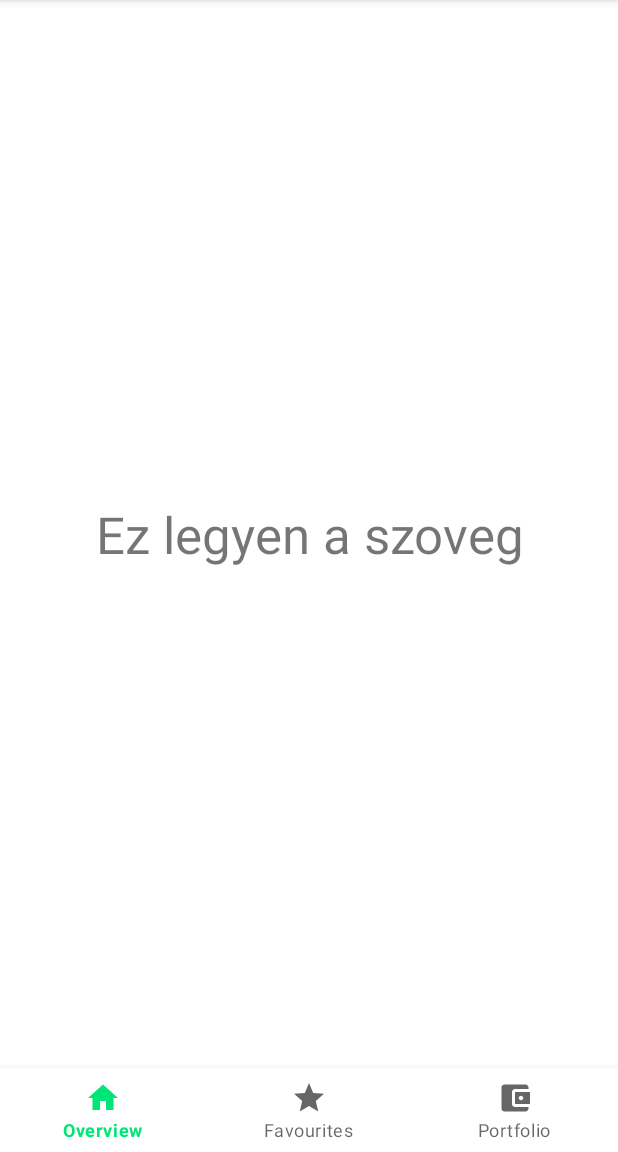
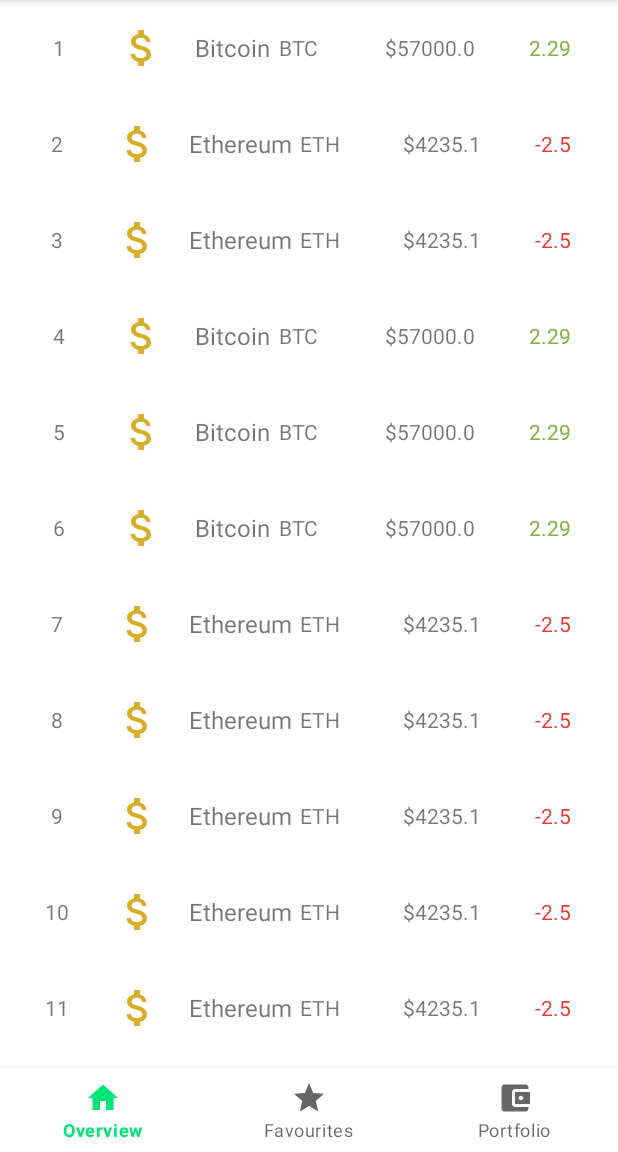
Before and after one commit to tuku13/crypto-tracker, an Android app: the screen it shows after launch (MainActivity), on a phone screen of 412 x 824 dp, the part 84-1236 px from its top. Run offline under Robolectric (Android 15) with nearby library versions, the phone set to English and light mode, and no system bars; our stand-ins replace data binding, navigation-ui; pictures from the network do not load.

Commit message:
UI mar jol van elrendezve es van coin logo is

```diff
--- a/app/build.gradle
+++ b/app/build.gradle
@@ -58,8 +58,8 @@ dependencies {
     implementation "com.squareup.moshi:moshi-kotlin:1.9.3"
     implementation "com.squareup.retrofit2:converter-moshi:2.9.0"
 
-//    implementation 'com.github.bumptech.glide:glide:4.12.0'
-//    annotationProcessor 'com.github.bumptech.glide:compiler:4.12.0'
+    implementation 'com.github.bumptech.glide:glide:4.12.0'
+    annotationProcessor 'com.github.bumptech.glide:compiler:4.12.0'
 
     //def room_version = "2.3.0"
     //implementation "androidx.room:room-ktx:$room_version"
--- /dev/null
+++ b/app/src/main/java/hu/tuku13/cryptotracker/Util.kt
@@ -0,0 +1,17 @@
+package hu.tuku13.cryptotracker
+
+import android.widget.ImageView
+import com.bumptech.glide.Glide
+
+// https://s2.coinmarketcap.com/static/img/coins/64x64/{id}.png
+private val IMAGE_BASE_URL = "https://s2.coinmarketcap.com/static/img/coins/64x64/"
+
+object Util {
+    fun setImage(id: Int, imageView: ImageView ) {
+        Glide
+            .with(imageView)
+            .load("$IMAGE_BASE_URL$id.png")
+            .placeholder(R.drawable.ic_coin_placeholder)
+            .into(imageView)
+    }
+}
--- /dev/null
+++ b/app/src/main/java/hu/tuku13/cryptotracker/adapters/CoinAdapter.kt
@@ -0,0 +1,60 @@
+package hu.tuku13.cryptotracker.adapters
+
+import android.content.Context
+import android.view.LayoutInflater
+import android.view.View
+import android.view.ViewGroup
+import android.widget.ImageView
+import android.widget.TextView
+import androidx.core.content.ContextCompat
+import androidx.recyclerview.widget.RecyclerView
+import hu.tuku13.cryptotracker.R
+import hu.tuku13.cryptotracker.Util
+import hu.tuku13.cryptotracker.domain.testBTC
+import hu.tuku13.cryptotracker.domain.testETH
+
+class CoinAdapter: RecyclerView.Adapter<CoinAdapter.ViewHolder>() {
+    val data = listOf(testBTC, testETH, testETH, testBTC, testBTC, testBTC, testETH, testETH, testETH, testETH, testETH, testBTC)
+    private lateinit var parentContext: Context
+
+    override fun onCreateViewHolder(parent: ViewGroup, viewType: Int): ViewHolder {
+        val layoutInflater = LayoutInflater.from(parent.context)
+        val view = layoutInflater.inflate(R.layout.coin_list_item,parent,false)
+        parentContext = parent.context
+        return ViewHolder(view)
+    }
+
+    override fun onBindViewHolder(holder: ViewHolder, position: Int) {
+        val item = data[position]
+        holder.coinRank.text = "${position + 1}"
+        holder.name.text = item.name
+        holder.symbol.text = item.symbol
+        holder.price.text = "$${item.price}"
+
+        holder.percentChange24h.text = "${item.percent_change_24h}"
+        if(item.percent_change_24h >= 0) {
+            val color = ContextCompat.getColor(parentContext, R.color.positive_change)
+            holder.percentChange24h.setTextColor(color)
+        } else {
+            val color = ContextCompat.getColor(parentContext, R.color.negative_change)
+            holder.percentChange24h.setTextColor(color)
+        }
+
+        //holder.marketCap.text = "$${item.market_cap / 1000000}m"
+        Util.setImage(item.id, holder.coinLogo)
+    }
+
+    override fun getItemCount(): Int {
+        return data.size
+    }
+
+    class ViewHolder(itemView: View) : RecyclerView.ViewHolder(itemView) {
+        val coinRank: TextView = itemView.findViewById(R.id.coin_rank)
+        val name: TextView = itemView.findViewById(R.id.name)
+        val symbol: TextView = itemView.findViewById(R.id.symbol)
+        val price: TextView = itemView.findViewById(R.id.price)
+        val percentChange24h: TextView = itemView.findViewById(R.id.percent_change_24h)
+        //val marketCap: TextView = itemView.findViewById(R.id.market_cap)
+        val coinLogo: ImageView = itemView.findViewById(R.id.coin_logo)
+    }
+}
--- /dev/null
+++ b/app/src/main/java/hu/tuku13/cryptotracker/domain/Coin.kt
@@ -0,0 +1,29 @@
+package hu.tuku13.cryptotracker.domain
+
+data class Coin(
+    val id: Int,
+    val name: String,
+    val symbol: String,
+    val price: Double,
+    val percent_change_24h : Double,
+    val market_cap: Double
+)
+
+val testBTC = Coin(
+    1,
+    "Bitcoin",
+    "BTC",
+    57000.0,
+    2.29,
+    1093458467345.0
+)
+
+val testETH = Coin(
+    1027,
+    "Ethereum",
+    "ETH",
+    4235.1,
+    -2.5,
+    502096551329.0
+
+)
--- a/app/src/main/java/hu/tuku13/cryptotracker/screens/overview/OverviewFragment.kt
+++ b/app/src/main/java/hu/tuku13/cryptotracker/screens/overview/OverviewFragment.kt
@@ -6,6 +6,7 @@ import android.view.LayoutInflater
 import android.view.View
 import android.view.ViewGroup
 import androidx.lifecycle.ViewModelProvider
+import hu.tuku13.cryptotracker.adapters.CoinAdapter
 import hu.tuku13.cryptotracker.databinding.FragmentOverviewBinding
 
 class OverviewFragment() : Fragment() {
@@ -21,7 +22,10 @@ class OverviewFragment() : Fragment() {
         val viewModelFactory = OverviewViewModel.Factory("Ez legyen a szoveg")
         viewModel = ViewModelProvider(this, viewModelFactory)
             .get(OverviewViewModel::class.java)
-        binding.viewModel =viewModel
+        binding.viewModel = viewModel
+
+        val adapter = CoinAdapter()
+        binding.coinList.adapter = adapter
 
         return binding.root
     }
--- a/app/src/main/java/hu/tuku13/cryptotracker/screens/overview/OverviewViewModel.kt
+++ b/app/src/main/java/hu/tuku13/cryptotracker/screens/overview/OverviewViewModel.kt
@@ -19,7 +19,7 @@ class OverviewViewModel(
         get() = _response
 
     init {
-        loadData()
+        //loadData()
     }
 
     private fun loadData() {
--- /dev/null
+++ b/app/src/main/res/drawable/ic_coin_placeholder.xml
@@ -0,0 +1,5 @@
+<vector android:height="24dp" android:tint="#D9AD28"
+    android:viewportHeight="24" android:viewportWidth="24"
+    android:width="24dp" xmlns:android="http://schemas.android.com/apk/res/android">
+    <path android:fillColor="@android:color/white" android:pathData="M11.8,10.9c-2.27,-0.59 -3,-1.2 -3,-2.15 0,-1.09 1.01,-1.85 2.7,-1.85 1.78,0 2.44,0.85 2.5,2.1h2.21c-0.07,-1.72 -1.12,-3.3 -3.21,-3.81V3h-3v2.16c-1.94,0.42 -3.5,1.68 -3.5,3.61 0,2.31 1.91,3.46 4.7,4.13 2.5,0.6 3,1.48 3,2.41 0,0.69 -0.49,1.79 -2.7,1.79 -2.06,0 -2.87,-0.92 -2.98,-2.1h-2.2c0.12,2.19 1.76,3.42 3.68,3.83V21h3v-2.15c1.95,-0.37 3.5,-1.5 3.5,-3.55 0,-2.84 -2.43,-3.81 -4.7,-4.4z"/>
+</vector>
--- /dev/null
+++ b/app/src/main/res/layout/coin_list_item.xml
@@ -0,0 +1,101 @@
+<?xml version="1.0" encoding="utf-8"?>
+<LinearLayout xmlns:android="http://schemas.android.com/apk/res/android"
+    android:layout_width="match_parent"
+    android:layout_height="64dp"
+    xmlns:tools="http://schemas.android.com/tools"
+    android:gravity="center"
+    android:orientation="horizontal">
+
+    <Space
+        android:layout_width="0dp"
+        android:layout_height="1dp"
+        android:layout_weight="1" >
+    </Space>
+
+    <TextView
+        android:id="@+id/coin_rank"
+        android:layout_width="40dp"
+        android:layout_height="match_parent"
+        android:gravity="center"
+        tools:text="100"/>
+
+    <Space
+        android:layout_width="0dp"
+        android:layout_height="1dp"
+        android:layout_weight="1" >
+    </Space>
+
+    <ImageView
+        android:id="@+id/coin_logo"
+        android:layout_width="32dp"
+        android:layout_height="32dp"
+        android:src="@drawable/ic_portfolio">
+    </ImageView>
+
+    <Space
+        android:layout_width="0dp"
+        android:layout_height="1dp"
+        android:layout_weight="1">
+    </Space>
+
+    <TextView
+        android:id="@+id/name"
+        android:layout_width="wrap_content"
+        android:layout_height="match_parent"
+        android:gravity="center"
+        android:textSize="16sp"
+        tools:text="Bitcoin"/>
+
+    <TextView
+        android:id="@+id/symbol"
+        android:layout_width="wrap_content"
+        android:layout_height="match_parent"
+        android:layout_marginStart="5dp"
+        android:gravity="center"
+        tools:text="BTC"/>
+
+    <Space
+        android:layout_width="0dp"
+        android:layout_height="1dp"
+        android:layout_weight="2" >
+    </Space>
+
+    <TextView
+        android:id="@+id/price"
+        android:layout_width="wrap_content"
+        android:layout_height="match_parent"
+        android:layout_marginStart="5dp"
+        android:gravity="center"
+        android:layout_gravity="center_horizontal"
+        tools:text="$57,154"/>
+
+    <Space
+        android:layout_width="0dp"
+        android:layout_height="1dp"
+        android:layout_weight="1" >
+    </Space>
+
+    <TextView
+        android:id="@+id/percent_change_24h"
+        android:layout_width="50dp"
+        android:layout_height="match_parent"
+        android:layout_marginStart="5dp"
+        android:gravity="center"
+        android:layout_gravity="end"
+        tools:textColor="@color/negative_change"
+        tools:text="-3.7%"/>
+
+    <Space
+        android:layout_width="0dp"
+        android:layout_height="1dp"
+        android:layout_weight="1" >
+    </Space>
+
+<!--    <TextView-->
+<!--        android:id="@+id/market_cap"-->
+<!--        android:layout_width="wrap_content"-->
+<!--        android:layout_height="match_parent"-->
+<!--        android:gravity="center"-->
+<!--        tools:text="$1082554856326.4874"/>-->
+
+</LinearLayout>
--- a/app/src/main/res/layout/fragment_overview.xml
+++ b/app/src/main/res/layout/fragment_overview.xml
@@ -8,22 +8,15 @@
 
     <androidx.constraintlayout.widget.ConstraintLayout xmlns:android="http://schemas.android.com/apk/res/android"
         xmlns:app="http://schemas.android.com/apk/res-auto"
-        xmlns:tools="http://schemas.android.com/tools"
         android:layout_width="match_parent"
         android:layout_height="match_parent">
-        <!--tools:context="overview.Overview"> -->
 
-        <!-- TODO: Update blank fragment layout -->
-        <TextView
-            android:layout_width="wrap_content"
-            android:layout_height="wrap_content"
-            android:text="@{viewModel.asd}"
-            android:textAlignment="center"
-            android:textSize="34sp"
-            app:layout_constraintBottom_toBottomOf="parent"
-            app:layout_constraintEnd_toEndOf="parent"
-            app:layout_constraintStart_toStartOf="parent"
-            app:layout_constraintTop_toTopOf="parent" />
+        <androidx.recyclerview.widget.RecyclerView
+            android:id="@+id/coin_list"
+            android:layout_width="match_parent"
+            android:layout_height="match_parent"
+            app:layoutManager="androidx.recyclerview.widget.LinearLayoutManager">
+        </androidx.recyclerview.widget.RecyclerView>
 
     </androidx.constraintlayout.widget.ConstraintLayout>
 </layout>
--- a/app/src/main/res/values/colors.xml
+++ b/app/src/main/res/values/colors.xml
@@ -7,4 +7,7 @@
     <color name="teal_700">#FF018786</color>
     <color name="black">#FF000000</color>
     <color name="white">#FFFFFFFF</color>
+    <color name="positive_change">#7CB342</color>
+    <color name="negative_change">#E53935</color>
+    <color name="gray">#590E0E0E</color>
 </resources>
```
